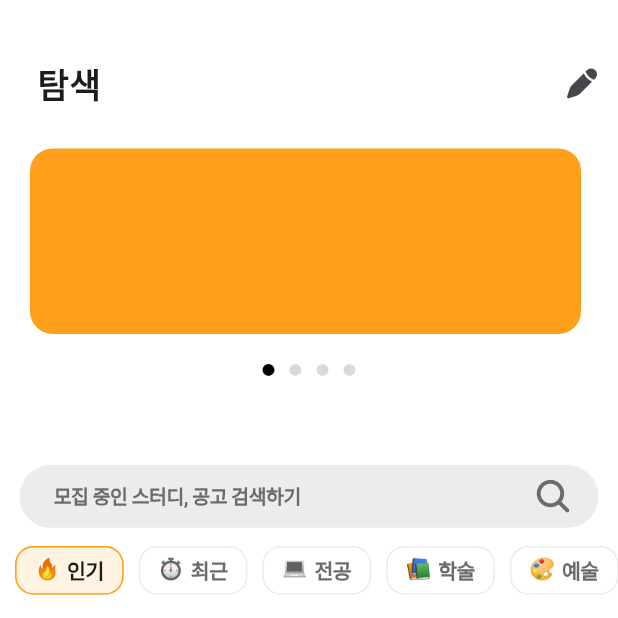
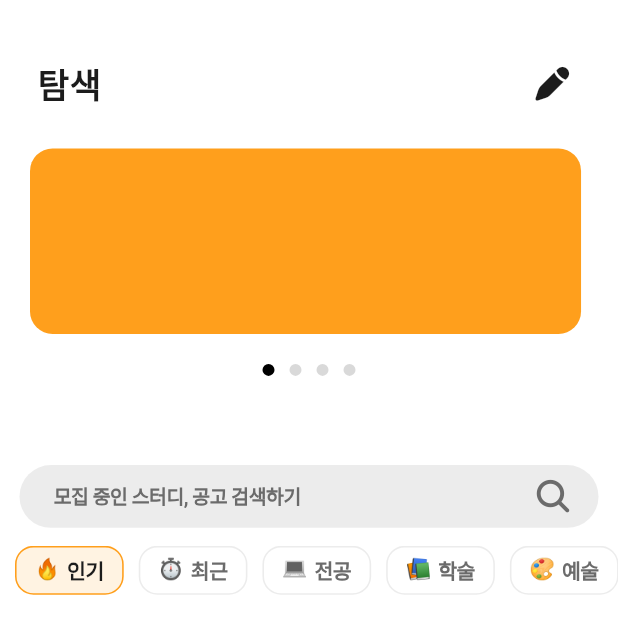
Before and after one commit to qixiangme/passtry-MVVM-refactoring, a Flutter app: the screen it shows after launch, item 4 of the bottom bar chosen, on a phone screen of 412 x 824 dp, the top half of it. Run offline on Flutter 3.47's test engine with Material 3 defaults, Android fonts, the phone set to English and light mode, and no system bars; our stand-ins replace flutter_screenutil; Roboto replaces fonts that are missing (Wanted Sans).

Commit message:
search_screen 연필 아이콘 크기, 색, 위치 수정

```diff
--- a/lib/features/search/search_screen.dart
+++ b/lib/features/search/search_screen.dart
@@ -38,13 +38,12 @@ class _SearchScreenState extends State<SearchScreen> {
                   padding: EdgeInsets.only(top: (60.75).h),
                   child: Row(
                     mainAxisSize: MainAxisSize.min,
-                    mainAxisAlignment: MainAxisAlignment.end,
                     crossAxisAlignment: CrossAxisAlignment.center,
                     children: [
                       SizedBox(
                         width: 815.50.w,
                         child: Padding(
-                          padding: const EdgeInsets.only(left: 12),
+                          padding: const EdgeInsets.only(left: 25),
                           child: Text(
                             '탐색',
                             style: TextStyle(
@@ -56,7 +55,7 @@ class _SearchScreenState extends State<SearchScreen> {
                           ),
                         ),
                       ),
-                      SizedBox(width: 40),
+                      SizedBox(width: 33),
                       IconButton(
                         onPressed: () {
                           Navigator.push(
@@ -66,7 +65,11 @@ class _SearchScreenState extends State<SearchScreen> {
                             ),
                           );
                         },
-                        icon: Icon(CustomIcon.add),
+                        icon: Icon(
+                          CustomIcon.add,
+                          size: 27,
+                          color: Color(0xff1C1C1C),
+                        ),
                       ),
                     ],
                   ),
```
